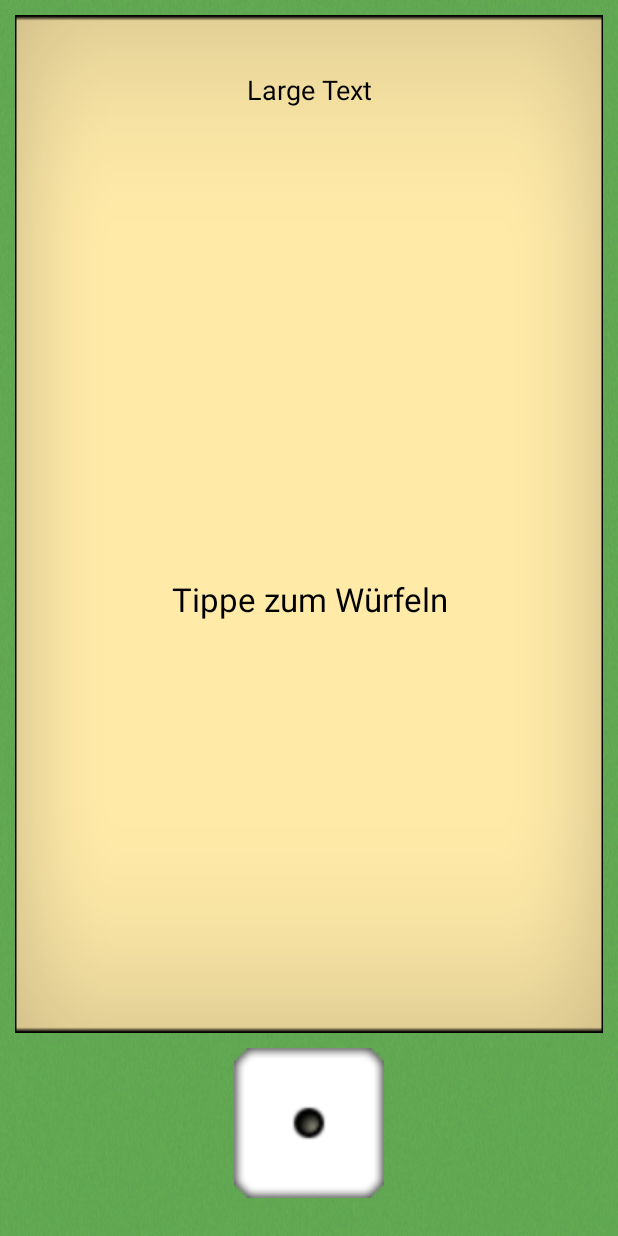
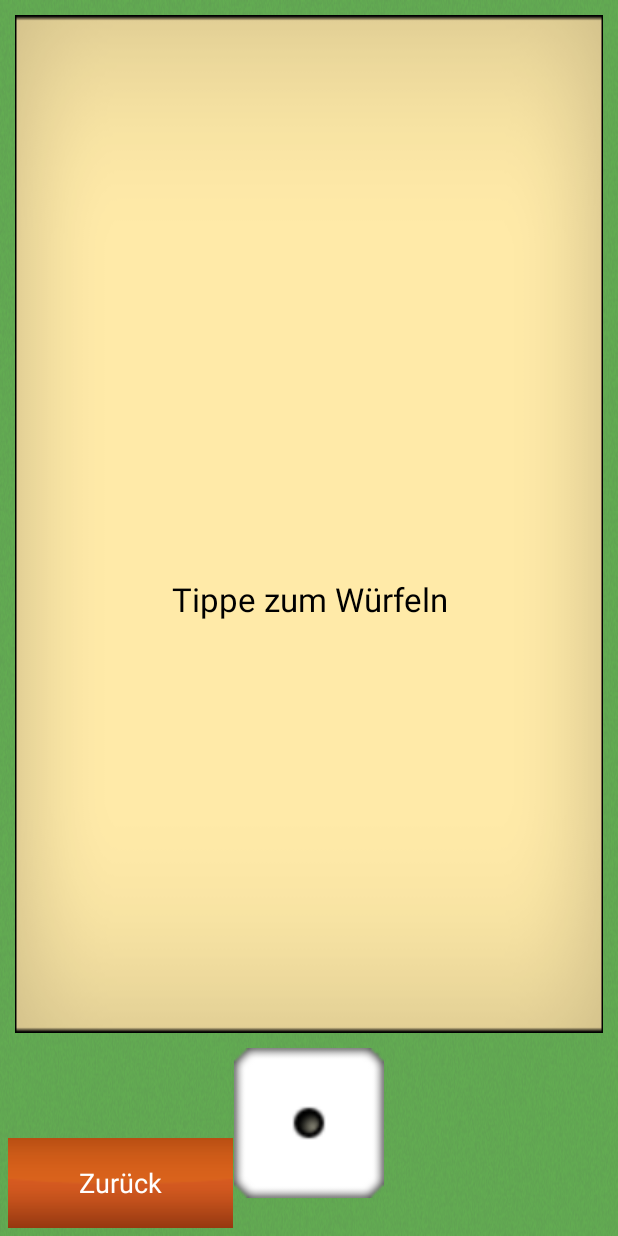
Before and after one commit to TomadeGames/SOM2, an Android app: the AugensaufenActivity screen opened directly, with no data from a screen before it, on a phone screen of 412 x 824 dp. Run offline under Robolectric (Android 15) with nearby library versions, the phone set to English and light mode, and no system bars.

Commit message:
Augensaufen fertig

```diff
--- a/SaoufOMat2/app/src/main/AndroidManifest.xml
+++ b/SaoufOMat2/app/src/main/AndroidManifest.xml
@@ -37,7 +37,7 @@
             android:name=".activity.miniGames.IchHabNochNieActivity"
             android:label="@string/title_activity_ich_hab_noch_nie" />
         <activity
-            android:name=".activity.miniGames.AugensaufenActivity"
+            android:name=".activity.miniGames.augensaufen.AugensaufenActivity"
             android:label="@string/title_activity_augensaufen"></activity>
     </application>
 
--- a/SaoufOMat2/app/src/main/java/de/tomade/saufomat2/activity/miniGames/AugensaufenActivity.java
+++ /dev/null
@@ -1,16 +0,0 @@
-package de.tomade.saufomat2.activity.miniGames;
-
-import android.app.Activity;
-import android.os.Bundle;
-
-import de.tomade.saufomat2.R;
-
-public class AugensaufenActivity extends Activity {
-
-    @Override
-    protected void onCreate(Bundle savedInstanceState) {
-        super.onCreate(savedInstanceState);
-        setContentView(R.layout.activity_augensaufen);
-    }
-
-}
--- a/SaoufOMat2/app/src/main/java/de/tomade/saufomat2/activity/miniGames/IchHabNochNieActivity.java
+++ b/SaoufOMat2/app/src/main/java/de/tomade/saufomat2/activity/miniGames/IchHabNochNieActivity.java
@@ -13,6 +13,7 @@ import java.util.Random;
 
 import de.tomade.saufomat2.R;
 import de.tomade.saufomat2.activity.ChooseMiniGameActivity;
+import de.tomade.saufomat2.model.MiniGame;
 
 public class IchHabNochNieActivity extends Activity implements View.OnClickListener {
     private static final String TAG = IchHabNochNieActivity.class.getSimpleName();
@@ -69,6 +70,7 @@ public class IchHabNochNieActivity extends Activity implements View.OnClickListe
     public void onClick(View v) {
         if (v.getId() == R.id.backButton) {
             Intent intent = new Intent(this.getApplicationContext(), ChooseMiniGameActivity.class);
+            intent.putExtra("lastGame", MiniGame.ICH_HAB_NOCH_NIE);
             this.startActivity(intent);
         } else {
             if (this.tutorialShown) {
@@ -92,7 +94,6 @@ public class IchHabNochNieActivity extends Activity implements View.OnClickListe
         this.taskView.setText(HAB_NIE + this.currentTask);
     }
 
-    //TODO
     private void showTutorial() {
         this.taskView.setText("Anleitung:\nEs werden Sätze generiert, die mit \"Ich hab noch nie\" beginnen. Jeder, der die verneinte Handlung doch schon mal gemacht hat, muss trinken. Danach wird das Handy weitergegeben.");
         tutorialShown = true;
--- /dev/null
+++ b/SaoufOMat2/app/src/main/java/de/tomade/saufomat2/activity/miniGames/augensaufen/AugensaufenState.java
@@ -0,0 +1,10 @@
+package de.tomade.saufomat2.activity.miniGames.augensaufen;
+
+/**
+ * Created by woors on 26.03.2016.
+ */
+public enum AugensaufenState {
+    START,
+    ROLLING,
+    RESULT
+}
--- a/SaoufOMat2/app/src/main/java/de/tomade/saufomat2/activity/miniGames/busfahren/BusfahrenActivity.java
+++ b/SaoufOMat2/app/src/main/java/de/tomade/saufomat2/activity/miniGames/busfahren/BusfahrenActivity.java
@@ -12,6 +12,7 @@ import android.widget.TextView;
 import de.tomade.saufomat2.R;
 import de.tomade.saufomat2.activity.ChooseMiniGameActivity;
 import de.tomade.saufomat2.activity.mainGame.MainGameActivity;
+import de.tomade.saufomat2.model.MiniGame;
 import de.tomade.saufomat2.model.card.Card;
 import de.tomade.saufomat2.model.card.CardValue;
 
@@ -153,6 +154,7 @@ public class BusfahrenActivity extends Activity implements View.OnClickListener
         Intent intent;
         if (fromMenue) {
             intent = new Intent(this.getApplicationContext(), ChooseMiniGameActivity.class);
+            intent.putExtra("lastGame", MiniGame.BUSFAHREN);
         } else {
             intent = new Intent(this.getApplicationContext(), MainGameActivity.class);
         }
--- a/SaoufOMat2/app/src/main/java/de/tomade/saufomat2/model/miniGame.java
+++ b/SaoufOMat2/app/src/main/java/de/tomade/saufomat2/model/MiniGame.java
@@ -3,7 +3,7 @@ package de.tomade.saufomat2.model;
 /**
  * Created by woors on 22.03.2016.
  */
-public enum miniGame {
+public enum MiniGame {
     AUGENSAUFEN,
     BIERGEBALLER,
     BUSFAHREN,
--- a/SaoufOMat2/app/src/main/res/layout/activity_augensaufen.xml
+++ b/SaoufOMat2/app/src/main/res/layout/activity_augensaufen.xml
@@ -4,7 +4,7 @@
     android:layout_width="fill_parent"
     android:layout_height="fill_parent"
     android:touchscreenBlocksFocus="true"
-    tools:context="de.tomade.saufomat2.activity.miniGames.AugensaufenActivity">
+    tools:context=".activity.miniGames.augensaufen.AugensaufenActivity">
 
     <ImageView
         android:id="@+id/backgroundImage"
@@ -48,7 +48,6 @@
             android:layout_width="fill_parent"
             android:layout_height="100dp"
             android:gravity="center"
-            android:text="Large Text"
             android:textAppearance="?android:attr/textAppearanceMedium"
             android:textColor="#000000" />
 
@@ -63,4 +62,31 @@
             android:textAppearance="?android:attr/textAppearanceLarge"
             android:textColor="#000000" />
     </RelativeLayout>
+
+    <ImageButton
+        android:id="@+id/backButton"
+        android:layout_width="150dp"
+        android:layout_height="60dp"
+        android:layout_alignParentBottom="true"
+        android:layout_alignParentEnd="false"
+        android:layout_alignParentLeft="true"
+        android:layout_marginBottom="5dp"
+        android:layout_marginLeft="5dp"
+        android:background="#00ffffff"
+        android:scaleType="center"
+        android:src="@drawable/no_button" />
+
+    <TextView
+        android:id="@+id/backText"
+        android:layout_width="150dp"
+        android:layout_height="60dp"
+        android:layout_alignBottom="@+id/backButton"
+        android:layout_alignLeft="@+id/backButton"
+        android:layout_alignParentLeft="false"
+        android:layout_alignParentStart="false"
+        android:layout_alignRight="@+id/backButton"
+        android:layout_alignTop="@+id/backButton"
+        android:gravity="center"
+        android:text="@string/zur_ck"
+        android:textAppearance="?android:attr/textAppearanceMedium" />
 </RelativeLayout>
--- a/SaoufOMat2/app/src/main/res/layout/activity_ich_hab_noch_nie.xml
+++ b/SaoufOMat2/app/src/main/res/layout/activity_ich_hab_noch_nie.xml
@@ -75,6 +75,6 @@
         android:layout_marginBottom="5dp"
         android:gravity="center"
         android:text="@string/zurueck"
-        android:textAppearance="?android:attr/textAppearanceSmall"
+        android:textAppearance="?android:attr/textAppearanceMedium"
         android:textColor="#ffffff" />
 </RelativeLayout>
--- a/SaoufOMat2/app/src/main/res/values/strings.xml
+++ b/SaoufOMat2/app/src/main/res/values/strings.xml
@@ -11,4 +11,5 @@
     <string name="zur_ck">Zurück</string>
     <string name="title_activity_ich_hab_noch_nie">IchHabNochNieActivity</string>
     <string name="title_activity_augensaufen">AugensaufenActivity</string>
+    <string name="n_chster_spieler">Nächster Spieler</string>
 </resources>
--- a/SaoufOMat2/build.gradle
+++ b/SaoufOMat2/build.gradle
@@ -5,7 +5,7 @@ buildscript {
         jcenter()
     }
     dependencies {
-        classpath 'com.android.tools.build:gradle:2.1.0-alpha3'
+        classpath 'com.android.tools.build:gradle:2.1.0-alpha4'
 
         // NOTE: Do not place your application dependencies here; they belong
         // in the individual module build.gradle files
```
Also changed, not shown: SaoufOMat2/app/src/main/java/de/tomade/saufomat2/activity/ChooseMiniGameActivity.java (+52 -18 lines), SaoufOMat2/app/src/main/java/de/tomade/saufomat2/activity/miniGames/augensaufen/AugensaufenActivity.java (added, +142 -0 lines).
